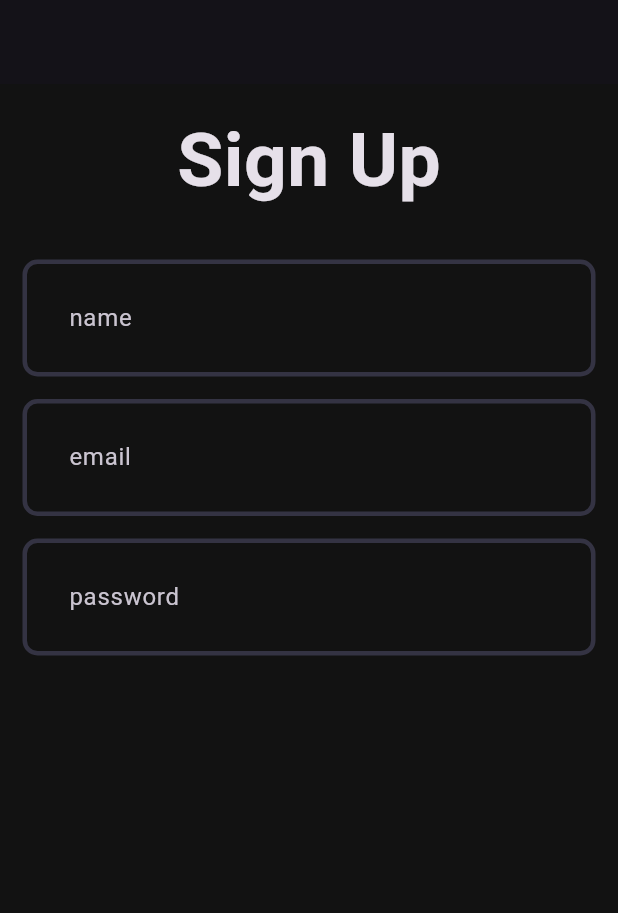
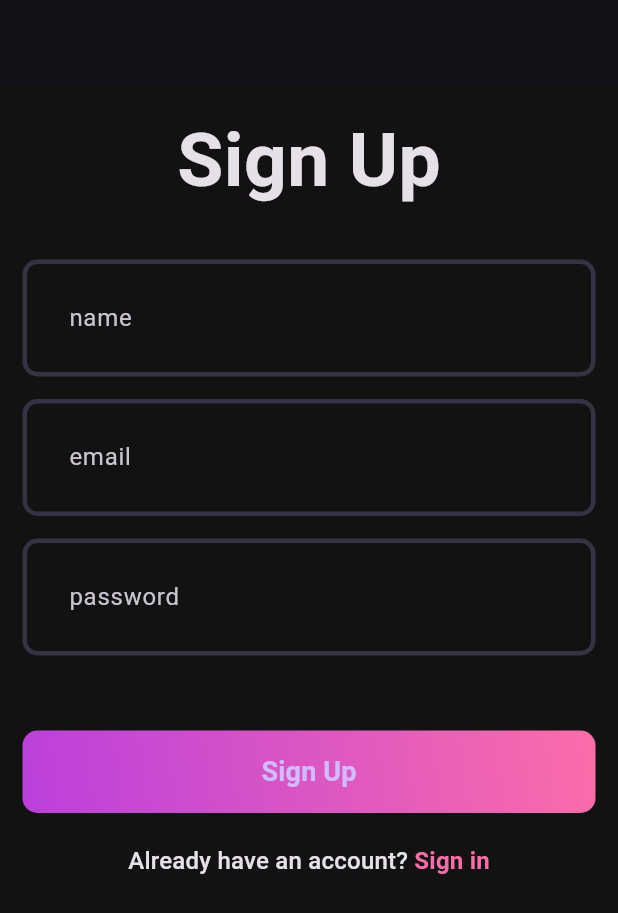
Before and after one commit to Bitxo92/Spotify_Clone_Frontend, a Flutter app: the screen it shows after launch, on a phone screen of 412 x 824 dp. Shown: the top 913 px of the screen. Run offline on Flutter 3.47's test engine with Material 3 defaults, Android fonts, the phone set to English and light mode, and no system bars.

Commit message:
feat(Sign up): added gradient button to signup form

```diff
--- a/lib/features/auth/view/pages/signup_page.dart
+++ b/lib/features/auth/view/pages/signup_page.dart
@@ -1,3 +1,5 @@
+import 'package:client/core/theme/app_pallete.dart';
+import 'package:client/features/auth/view/widgets/auth_gradient_button.dart';
 import 'package:client/features/auth/view/widgets/custom_field.dart';
 import 'package:flutter/material.dart';
 
@@ -27,6 +29,24 @@ class _SignupPageState extends State<SignupPage> {
             CustomField(hintText: 'email'),
             SizedBox(height: 15),
             CustomField(hintText: 'password'),
+            SizedBox(height: 50),
+            AuthGradientButton(),
+            SizedBox(height: 20),
+            RichText(
+              text: TextSpan(
+                text: 'Already have an account? ',
+                style: Theme.of(context).textTheme.titleMedium,
+                children: [
+                  TextSpan(
+                    text: 'Sign in',
+                    style: TextStyle(
+                      color: Pallete.gradient2,
+                      fontWeight: FontWeight.bold,
+                    ),
+                  ),
+                ],
+              ),
+            ),
           ],
         ),
       ),
--- /dev/null
+++ b/lib/features/auth/view/widgets/auth_gradient_button.dart
@@ -0,0 +1,32 @@
+import 'package:client/core/theme/app_pallete.dart';
+import 'package:flutter/material.dart';
+
+class AuthGradientButton extends StatelessWidget {
+  const AuthGradientButton({super.key});
+
+  @override
+  Widget build(BuildContext context) {
+    return Container(
+      decoration: BoxDecoration(
+        borderRadius: BorderRadius.circular(10),
+        gradient: const LinearGradient(
+          colors: [Pallete.gradient1, Pallete.gradient2],
+          begin: Alignment.bottomLeft,
+          end: Alignment.topRight,
+        ),
+      ),
+      child: ElevatedButton(
+        onPressed: () {},
+        style: ElevatedButton.styleFrom(
+          fixedSize: Size(395, 55),
+          backgroundColor: Pallete.transparentColor,
+          shadowColor: Pallete.transparentColor,
+        ),
+        child: Text(
+          'Sign Up',
+          style: TextStyle(fontSize: 18, fontWeight: FontWeight.w600),
+        ),
+      ),
+    );
+  }
+}
```
